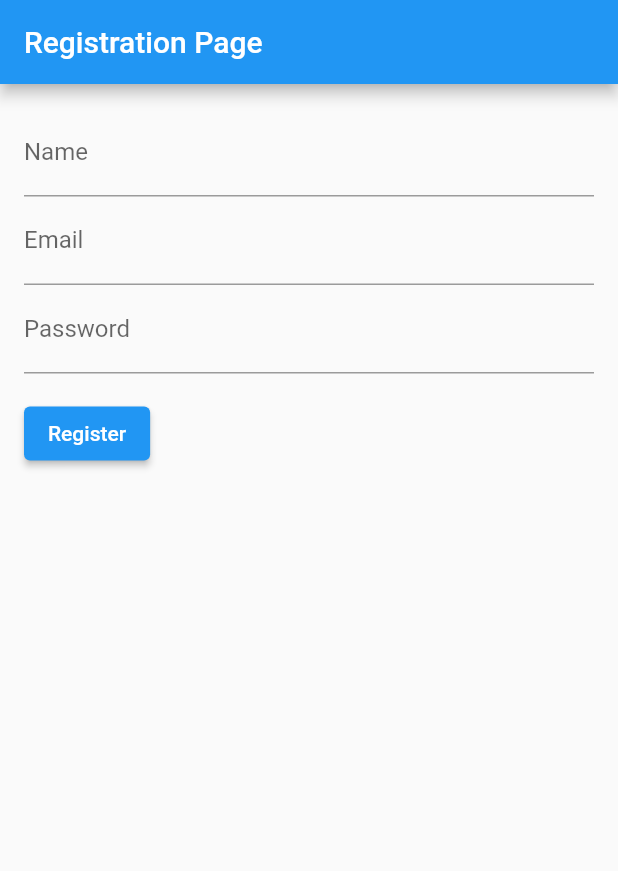
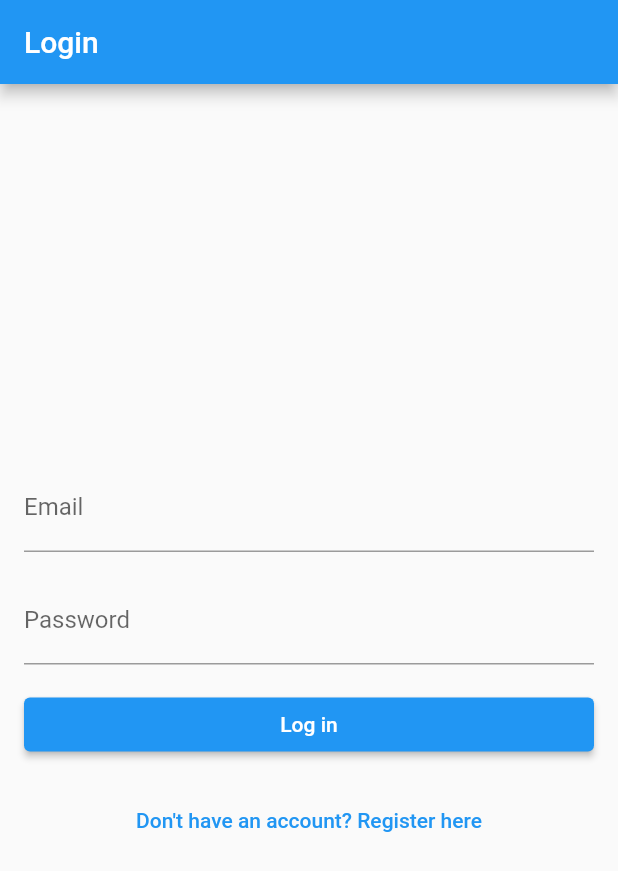
Before and after one commit to Janarbek11/first-app, a Flutter app: the screen it shows after launch, on a phone screen of 412 x 824 dp. Shown: the top 871 px of the screen. Run offline on Flutter 3.47's test engine with Material 2 defaults, Android fonts, the phone set to English and light mode, and no system bars; missing offline and left inert: postgres.

Commit message:
add login page, error add user registration form

```diff
--- a/lib/main.dart
+++ b/lib/main.dart
@@ -1,23 +1,8 @@
-// // import 'package:postgres/postgres.dart';
-// import '../database/database.dart';
-// import 'package:flutter/material.dart';
-// import '../models/model_user.dart';
-//
-//
-//
-// void main() async {
-//   // Создайте экземпляр класса AppDatabase
-//   var appDatabase = AppDatabase();
-//
-//   // Вызовите метод для подключения к базе данных
-//   await appDatabase.connection;
-// }
-
-
-
 import 'package:flutter/material.dart';
 import '../database/database.dart';
 import '../models/model_user.dart';
+import 'widgets/widgets.dart';
+import 'widgets/login_screen.dart';
 
 void main() async {
   // Создаем базу данных
@@ -32,104 +17,14 @@ class MyApp extends StatelessWidget {
 
   @override
   Widget build(BuildContext context) {
-    return const MaterialApp(
+    return MaterialApp(
       title: 'Registration Page',
-      home: RegisterPage(),
+      home: LoginScreen(),
+      routes: {
+        '/main': (context) => MainScreen(),
+        '/login': (context) => LoginScreen(),
+        '/register': (context) => RegisterPage(),
+      },
     );
   }
 }
-
-class RegisterPage extends StatefulWidget {
-  const RegisterPage({Key? key}) : super(key: key);
-
-  @override
-  _RegisterPageState createState() => _RegisterPageState();
-}
-
-class _RegisterPageState extends State<RegisterPage> {
-  final _formKey = GlobalKey<FormState>();
-
-  // Create an instance of the UserModel model to store the user's entered data
-  UserModel user = UserModel();
-
-  @override
-  Widget build(BuildContext context) {
-    return Scaffold(
-      appBar: AppBar(
-        title: const Text('Registration Page'),
-      ),
-      body: SingleChildScrollView(
-        child: Form(
-          key: _formKey,
-          child: Padding(
-            padding: const EdgeInsets.all(16.0),
-            child: Column(
-              crossAxisAlignment: CrossAxisAlignment.start,
-              children: [
-                TextFormField(
-                  decoration: const InputDecoration(
-                    labelText: 'Name',
-                  ),
-                  validator: (value) {
-                    if (value == null || value.isEmpty) {
-                      return 'Please enter your name';
-                    }
-                    return null;
-                  },
-                  onSaved: (value) {
-                    user.name = value!;
-                  },
-                ),
-                TextFormField(
-                  decoration: const InputDecoration(
-                    labelText: 'Email',
-                  ),
-                  validator: (value) {
-                    if (value == null || value.isEmpty) {
-                      return 'Please enter your email';
-                    }
-                    return null;
-                  },
-                  onSaved: (value) {
-                    user.email = value!;
-                  },
-                ),
-                TextFormField(
-                  decoration: const InputDecoration(
-                    labelText: 'Password',
-                  ),
-                  obscureText: true,
-                  validator: (value) {
-                    if (value == null || value.isEmpty) {
-                      return 'Please enter your password';
-                    }
-                    return null;
-                  },
-                  onSaved: (value) {
-                    user.password = value!;
-                  },
-                ),
-                const SizedBox(height: 16),
-                ElevatedButton(
-                  onPressed: () {
-                    if (_formKey.currentState!.validate()) {
-                      _formKey.currentState!.save();
-                      // Save the user's data to the database
-                      AppDatabase().addUserToDatabase(user);
-                      ScaffoldMessenger.of(context).showSnackBar(
-                        const SnackBar(
-                          content: Text('Registration Successful!'),
-                        ),
-                      );
-                    }
-                  },
-                  child: const Text('Register'),
-                ),
-              ],
-            ),
-          ), // closing padding
-        ), // closing form
-      ), // closing SingleChildScrollView
-    ); // closing Scaffold
-  }
-}
--- a/lib/models/model_user.dart
+++ b/lib/models/model_user.dart
@@ -1,26 +1,24 @@
 class UserModel {
-  int? id;
-  String? name;
-  String? email;
-  String? password;
+  final String name;
+  final String email;
+  final List<int> password;
 
-  UserModel({this.id, this.name, this.email, this.password});
-
-  Map<String, dynamic> toMap() {
-    return {
-      'id': id,
-      'name': name,
-      'email': email,
-      'password': password,
-    };
-  }
+  UserModel({
+    required this.name,
+    required this.email,
+    required this.password,
+  });
 
   factory UserModel.fromMap(Map<String, dynamic> map) {
+    final passwordString = map['password'] as String;
+    final passwordParts = passwordString.split(':');
+    final hashedPassword = passwordParts[0];
+    final salt = passwordParts[1];
+
     return UserModel(
-      id: map['id'],
-      name: map['name'],
-      email: map['email'],
-      password: map['password'],
+      name: map['name'] as String,
+      email: map['email'] as String,
+      password: [hashedPassword, salt].map((e) => int.parse(e)).toList(),
     );
   }
 }
--- /dev/null
+++ b/lib/widgets/login_screen.dart
@@ -0,0 +1,112 @@
+import 'package:flutter/material.dart';
+import '../database/database.dart';
+import '../models/model_user.dart';
+
+class LoginScreen extends StatelessWidget {
+  const LoginScreen({Key? key}) : super(key: key);
+
+  @override
+  Widget build(BuildContext context) {
+    return Scaffold(
+      appBar: AppBar(
+        title: const Text('Login'),
+      ),
+      body: const _LoginPage(),
+    );
+  }
+}
+
+class _LoginPage extends StatefulWidget {
+  const _LoginPage({Key? key}) : super(key: key);
+
+  @override
+  State<_LoginPage> createState() => _LoginPageState();
+}
+
+class _LoginPageState extends State<_LoginPage> {
+  final _formKey = GlobalKey<FormState>();
+  final _emailController = TextEditingController();
+  final _passwordController = TextEditingController();
+
+  @override
+  Widget build(BuildContext context) {
+    return Padding(
+      padding: const EdgeInsets.all(16.0),
+      child: Form(
+        key: _formKey,
+        child: Column(
+          mainAxisAlignment: MainAxisAlignment.center,
+          crossAxisAlignment: CrossAxisAlignment.stretch,
+          children: [
+            TextFormField(
+              controller: _emailController,
+              decoration: const InputDecoration(
+                labelText: 'Email',
+              ),
+              validator: (value) {
+                if (value!.isEmpty) {
+                  return 'Please enter your email';
+                }
+                if (!value.contains('@')) {
+                  return 'Please enter a valid email address';
+                }
+                return null;
+              },
+            ),
+            const SizedBox(height: 16.0),
+            TextFormField(
+              controller: _passwordController,
+              obscureText: true,
+              decoration: const InputDecoration(
+                labelText: 'Password',
+              ),
+              validator: (value) {
+                if (value!.isEmpty) {
+                  return 'Please enter your password';
+                }
+                return null;
+              },
+            ),
+            const SizedBox(height: 16.0),
+            ElevatedButton(
+              onPressed: () async {
+                if (_formKey.currentState!.validate()) {
+                  final appDatabase = AppDatabase();
+                  try {
+                    await appDatabase.connection!.open();
+                    final email = _emailController.text;
+                    final user =
+                    await appDatabase.getUserByEmailAndPassword(email, _passwordController.text);
+                    if (user == null) {
+                      ScaffoldMessenger.of(context).showSnackBar(
+                        const SnackBar(
+                          content: Text('Invalid email or password'),
+                        ),
+                      );
+                    } else {
+                      Navigator.pushReplacementNamed(context, '/main', arguments: user);
+                    }
+                  } catch (e) {
+                    print('Error logging in: $e');
+                  } finally {
+                    await appDatabase.connection!.close();
+                  }
+                }
+              },
+              child: const Text('Log in'),
+            ),
+            const SizedBox(height: 16.0),
+            Center(
+              child: TextButton(
+                onPressed: () {
+                  Navigator.pushNamed(context, '/register');
+                },
+                child: const Text("Don't have an account? Register here"),
+              ),
+            ),
+          ],
+        ),
+      ),
+    );
+  }
+}
--- a/pubspec.yaml
+++ b/pubspec.yaml
@@ -13,7 +13,7 @@ dependencies:
   flutter:
     sdk: flutter
   postgres: ^2.6.1
-  supabase_flutter: ^1.2.2
+  crypto: ^3.0.0
 
 
   cupertino_icons: ^1.0.2
```
Also changed, not shown: lib/database/database.dart (+51 -6 lines), lib/widgets/widgets.dart (added, +154 -0 lines), pubspec.lock, 5 other files.
